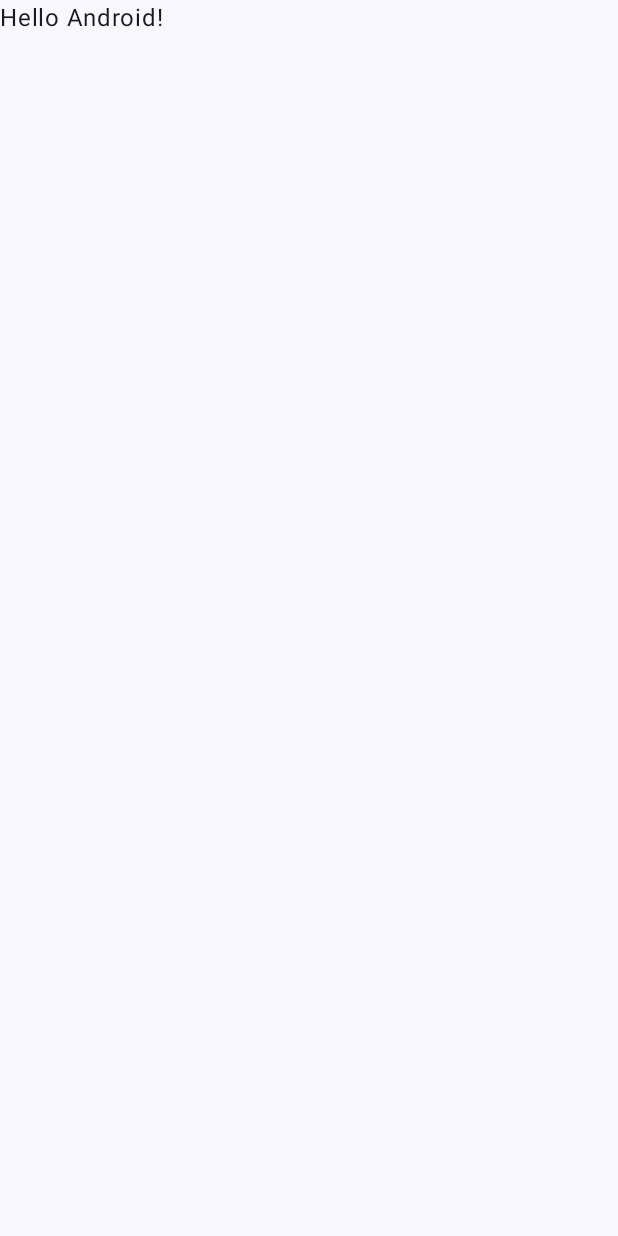
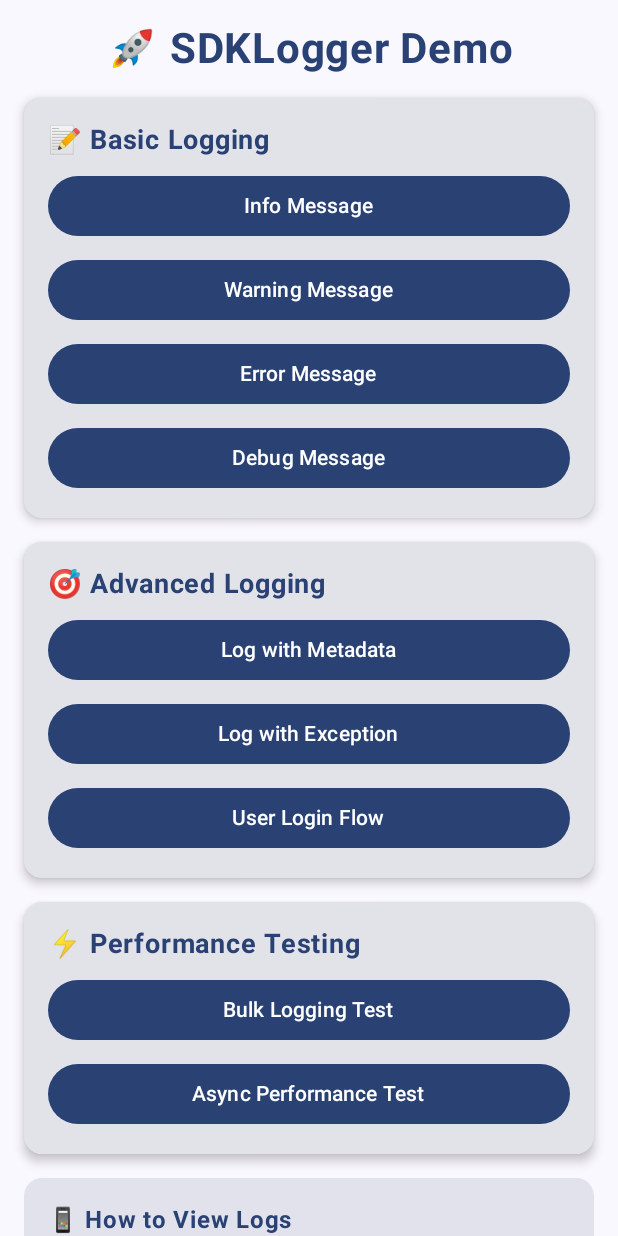
Before and after one commit to sarojsahu-dev/SdkLogger, an Android app built with Jetpack Compose: the screen it shows after launch (MainActivity), on a phone screen of 412 x 824 dp. Before the commit the screen is almost empty. Run offline under Robolectric (Android 15) with nearby library versions, the phone set to English and light mode, and no system bars.

Commit message:
add demo how to use this Paricular SDK

```diff
--- a/SdkLogger/src/main/java/com/logger/sdklogger/core/config/SDKLoggerConfig.kt
+++ b/SdkLogger/src/main/java/com/logger/sdklogger/core/config/SDKLoggerConfig.kt
@@ -5,6 +5,7 @@ import com.logger.sdklogger.core.interfaces.LogFormatter
 import com.logger.sdklogger.core.interfaces.LogInterceptor
 import com.logger.sdklogger.core.models.LogLevel
 import com.logger.sdklogger.destinations.ConsoleDestination
+import com.logger.sdklogger.formatters.DefaultLogFormatter
 
 /**
  * Configuration class for SDKLogger
--- a/app/build.gradle.kts
+++ b/app/build.gradle.kts
@@ -49,6 +49,9 @@ dependencies {
     implementation(libs.androidx.ui.graphics)
     implementation(libs.androidx.ui.tooling.preview)
     implementation(libs.androidx.material3)
+
+    implementation(project(":SdkLogger"))
+
     testImplementation(libs.junit)
     androidTestImplementation(libs.androidx.junit)
     androidTestImplementation(libs.androidx.espresso.core)
--- a/app/src/main/java/com/example/logger/MainActivity.kt
+++ b/app/src/main/java/com/example/logger/MainActivity.kt
@@ -11,37 +11,34 @@ import androidx.compose.material3.Text
 import androidx.compose.runtime.Composable
 import androidx.compose.ui.Modifier
 import androidx.compose.ui.tooling.preview.Preview
+import com.example.logger.demo.SDKLoggerScreen
 import com.example.logger.ui.theme.LoggerTheme
+import com.logger.sdklogger.core.SDKLogger
 
 class MainActivity : ComponentActivity() {
+
+    // Simple logger initialization
+    private val appLogger by lazy {
+        SDKLogger.getInstance("MyApp", "1.0.0")
+    }
+
     override fun onCreate(savedInstanceState: Bundle?) {
         super.onCreate(savedInstanceState)
+
+        // Initialize logger
+        appLogger.info("App", "Application started successfully")
+
         enableEdgeToEdge()
         setContent {
             LoggerTheme {
                 Scaffold(modifier = Modifier.fillMaxSize()) { innerPadding ->
-                    Greeting(
-                        name = "Android",
-                        modifier = Modifier.padding(innerPadding)
+                    // Use your SDKLogger demo screen
+                    SDKLoggerScreen(
+                        modifier = Modifier.padding(innerPadding),
+                        logger = appLogger
                     )
                 }
             }
         }
     }
 }
-
-@Composable
-fun Greeting(name: String, modifier: Modifier = Modifier) {
-    Text(
-        text = "Hello $name!",
-        modifier = modifier
-    )
-}
-
-@Preview(showBackground = true)
-@Composable
-fun GreetingPreview() {
-    LoggerTheme {
-        Greeting("Android")
-    }
-}
--- /dev/null
+++ b/app/src/main/java/com/example/logger/demo/AdvancedLoggingSection.kt
@@ -0,0 +1,63 @@
+package com.example.logger.demo
+
+import androidx.compose.foundation.layout.*
+import androidx.compose.material3.*
+import androidx.compose.runtime.Composable
+import androidx.compose.ui.Modifier
+import androidx.compose.ui.text.font.FontWeight
+import androidx.compose.ui.unit.dp
+import androidx.compose.ui.unit.sp
+import com.logger.sdklogger.core.SDKLogger
+
+@Composable
+fun AdvancedLoggingSection(logger: SDKLogger) {
+    Card(
+        modifier = Modifier.fillMaxWidth(),
+        elevation = CardDefaults.cardElevation(defaultElevation = 4.dp)
+    ) {
+        Column(
+            modifier = Modifier.padding(16.dp),
+            verticalArrangement = Arrangement.spacedBy(8.dp)
+        ) {
+            Text(
+                text = "🎯 Advanced Logging",
+                fontSize = 18.sp,
+                fontWeight = FontWeight.Bold,
+                color = MaterialTheme.colorScheme.primary
+            )
+
+            LogButton("Log with Metadata") {
+                logger.info("Purchase", "User made a purchase",
+                    metadata = mapOf(
+                        "productId" to "12345",
+                        "amount" to 99.99,
+                        "currency" to "USD",
+                        "timestamp" to System.currentTimeMillis()
+                    )
+                )
+            }
+
+            LogButton("Log with Exception") {
+                val exception = RuntimeException("Sample network error")
+                logger.error("Network", "Failed to connect to server",
+                    throwable = exception,
+                    metadata = mapOf(
+                        "url" to "https://api.example.com",
+                        "timeout" to 30000,
+                        "retryAttempt" to 3
+                    )
+                )
+            }
+
+            LogButton("User Login Flow") {
+                val sessionId = "session_${System.currentTimeMillis()}"
+                logger.info("Auth", "User login started",
+                    metadata = mapOf("sessionId" to sessionId))
+                logger.info("Auth", "Credentials validated",
+                    metadata = mapOf("sessionId" to sessionId))
+                logger.info("Auth", "Login successful",
+                    metadata = mapOf("sessionId" to sessionId, "userId" to "user123"))
+            }
+        }
+    }
+}
--- /dev/null
+++ b/app/src/main/java/com/example/logger/demo/BasicLoggingSection.kt
@@ -0,0 +1,46 @@
+package com.example.logger.demo
+
+import androidx.compose.foundation.layout.*
+import androidx.compose.material3.*
+import androidx.compose.runtime.Composable
+import androidx.compose.ui.Modifier
+import androidx.compose.ui.text.font.FontWeight
+import androidx.compose.ui.unit.dp
+import androidx.compose.ui.unit.sp
+import com.logger.sdklogger.core.SDKLogger
+
+@Composable
+fun BasicLoggingSection(logger: SDKLogger) {
+    Card(
+        modifier = Modifier.fillMaxWidth(),
+        elevation = CardDefaults.cardElevation(defaultElevation = 4.dp)
+    ) {
+        Column(
+            modifier = Modifier.padding(16.dp),
+            verticalArrangement = Arrangement.spacedBy(8.dp)
+        ) {
+            Text(
+                text = "📝 Basic Logging",
+                fontSize = 18.sp,
+                fontWeight = FontWeight.Bold,
+                color = MaterialTheme.colorScheme.primary
+            )
+
+            LogButton("Info Message") {
+                logger.info("UserAction", "User clicked info button")
+            }
+
+            LogButton("Warning Message") {
+                logger.warning("UserAction", "User clicked warning button")
+            }
+
+            LogButton("Error Message") {
+                logger.error("UserAction", "User clicked error button")
+            }
+
+            LogButton("Debug Message") {
+                logger.debug("UserAction", "User clicked debug button")
+            }
+        }
+    }
+}
--- /dev/null
+++ b/app/src/main/java/com/example/logger/demo/InfoSection.kt
@@ -0,0 +1,52 @@
+package com.example.logger.demo
+
+import androidx.compose.foundation.layout.*
+import androidx.compose.material3.*
+import androidx.compose.runtime.Composable
+import androidx.compose.ui.Modifier
+import androidx.compose.ui.text.font.FontWeight
+import androidx.compose.ui.unit.dp
+import androidx.compose.ui.unit.sp
+
+@Composable
+fun InfoSection() {
+    Card(
+        modifier = Modifier.fillMaxWidth(),
+        colors = CardDefaults.cardColors(
+            containerColor = MaterialTheme.colorScheme.surfaceVariant
+        )
+    ) {
+        Column(
+            modifier = Modifier.padding(16.dp)
+        ) {
+            Text(
+                text = "📱 How to View Logs",
+                fontWeight = FontWeight.Bold,
+                color = MaterialTheme.colorScheme.primary
+            )
+            Text(
+                text = "1. Open Android Studio\n" +
+                        "2. Click 'Logcat' tab at bottom\n" +
+                        "3. Filter by 'MyApp' to see your logs\n" +
+                        "4. Click buttons above and watch logs appear!",
+                fontSize = 14.sp,
+                color = MaterialTheme.colorScheme.onSurfaceVariant
+            )
+
+            Spacer(modifier = Modifier.height(8.dp))
+
+            Text(
+                text = "🔍 Example Log Output",
+                fontWeight = FontWeight.Bold,
+                color = MaterialTheme.colorScheme.primary
+            )
+            Text(
+                text = "[MyApp] UserAction: User clicked info button\n" +
+                        "[MyApp] Purchase: User made a purchase\n" +
+                        "  Metadata: productId=12345, amount=99.99",
+                fontSize = 12.sp,
+                color = MaterialTheme.colorScheme.onSurfaceVariant
+            )
+        }
+    }
+}
--- /dev/null
+++ b/app/src/main/java/com/example/logger/demo/LogButton.kt
@@ -0,0 +1,21 @@
+package com.example.logger.demo
+
+import androidx.compose.foundation.layout.fillMaxWidth
+import androidx.compose.material3.Button
+import androidx.compose.material3.Text
+import androidx.compose.runtime.Composable
+import androidx.compose.ui.Modifier
+
+@Composable
+fun LogButton(
+    text: String,
+    modifier: Modifier = Modifier,
+    onClick: () -> Unit
+) {
+    Button(
+        onClick = onClick,
+        modifier = modifier.fillMaxWidth()
+    ) {
+        Text(text = text)
+    }
+}
--- /dev/null
+++ b/app/src/main/java/com/example/logger/demo/MultiSDKSection.kt
@@ -0,0 +1,61 @@
+package com.example.logger.demo
+
+import androidx.compose.foundation.layout.*
+import androidx.compose.material3.*
+import androidx.compose.runtime.Composable
+import androidx.compose.ui.Modifier
+import androidx.compose.ui.text.font.FontWeight
+import androidx.compose.ui.unit.dp
+import androidx.compose.ui.unit.sp
+import com.logger.sdklogger.core.SDKLogger
+
+@Composable
+fun MultiSDKSection() {
+    // Create separate loggers for different SDKs
+    val paymentLogger = SDKLogger.getInstance("PaymentSDK", "2.1.0")
+    val authLogger = SDKLogger.getInstance("AuthSDK", "1.5.0")
+    val analyticsLogger = SDKLogger.getInstance("AnalyticsSDK", "3.0.0")
+
+    Card(
+        modifier = Modifier.fillMaxWidth(),
+        elevation = CardDefaults.cardElevation(defaultElevation = 4.dp)
+    ) {
+        Column(
+            modifier = Modifier.padding(16.dp),
+            verticalArrangement = Arrangement.spacedBy(8.dp)
+        ) {
+            Text(
+                text = "🏢 Multiple SDK Loggers",
+                fontSize = 18.sp,
+                fontWeight = FontWeight.Bold,
+                color = MaterialTheme.colorScheme.primary
+            )
+
+            Row(
+                modifier = Modifier.fillMaxWidth(),
+                horizontalArrangement = Arrangement.spacedBy(8.dp)
+            ) {
+                LogButton(
+                    text = "Payment SDK",
+                    modifier = Modifier.weight(1f)
+                ) {
+                    paymentLogger.info("Payment", "Processing payment",
+                        metadata = mapOf("amount" to 50.0, "currency" to "USD"))
+                }
+
+                LogButton(
+                    text = "Auth SDK",
+                    modifier = Modifier.weight(1f)
+                ) {
+                    authLogger.info("Auth", "User authentication",
+                        metadata = mapOf("method" to "oauth", "provider" to "google"))
+                }
+            }
+
+            LogButton("Analytics SDK") {
+                analyticsLogger.info("Analytics", "User event tracked",
+                    metadata = mapOf("event" to "button_click", "screen" to "home"))
+            }
+        }
+    }
+}
--- /dev/null
+++ b/app/src/main/java/com/example/logger/demo/PerformanceSection.kt
@@ -0,0 +1,94 @@
+package com.example.logger.demo
+
+import androidx.compose.foundation.layout.*
+import androidx.compose.material3.*
+import androidx.compose.runtime.*
+import androidx.compose.ui.Alignment
+import androidx.compose.ui.Modifier
+import androidx.compose.ui.text.font.FontWeight
+import androidx.compose.ui.unit.dp
+import androidx.compose.ui.unit.sp
+import com.logger.sdklogger.core.SDKLogger
+import kotlinx.coroutines.delay
+import kotlinx.coroutines.launch
+
+@Composable
+fun PerformanceSection(logger: SDKLogger) {
+    var isLoading by remember { mutableStateOf(false) }
+    val scope = rememberCoroutineScope()
+
+    Card(
+        modifier = Modifier.fillMaxWidth(),
+        elevation = CardDefaults.cardElevation(defaultElevation = 4.dp)
+    ) {
+        Column(
+            modifier = Modifier.padding(16.dp),
+            verticalArrangement = Arrangement.spacedBy(8.dp)
+        ) {
+            Text(
+                text = "⚡ Performance Testing",
+                fontSize = 18.sp,
+                fontWeight = FontWeight.Bold,
+                color = MaterialTheme.colorScheme.primary
+            )
+
+            LogButton("Bulk Logging Test") {
+                scope.launch {
+                    isLoading = true
+                    val startTime = System.currentTimeMillis()
+
+                    repeat(50) { i ->
+                        when (i % 4) {
+                            0 -> logger.info("BulkTest", "Info message $i")
+                            1 -> logger.debug("BulkTest", "Debug message $i")
+                            2 -> logger.warning("BulkTest", "Warning message $i")
+                            3 -> logger.error("BulkTest", "Error message $i")
+                        }
+                    }
+
+                    val duration = System.currentTimeMillis() - startTime
+                    logger.info("Performance", "Bulk test completed",
+                        metadata = mapOf(
+                            "totalMessages" to 50,
+                            "durationMs" to duration
+                        ))
+
+                    delay(500)
+                    isLoading = false
+                }
+            }
+
+            LogButton("Async Performance Test") {
+                scope.launch {
+                    isLoading = true
+                    val startTime = System.currentTimeMillis()
+
+                    repeat(100) { i ->
+                        logger.info("AsyncTest", "Async message $i",
+                            metadata = mapOf("messageIndex" to i))
+                    }
+
+                    val duration = System.currentTimeMillis() - startTime
+                    logger.info("Performance", "Async test completed",
+                        metadata = mapOf(
+                            "totalMessages" to 100,
+                            "durationMs" to duration,
+                            "averageMs" to duration.toDouble() / 100.0
+                        ))
+
+                    delay(300)
+                    isLoading = false
+                }
+            }
+
+            if (isLoading) {
+                Box(
+                    modifier = Modifier.fillMaxWidth(),
+                    contentAlignment = Alignment.Center
+                ) {
+                    CircularProgressIndicator()
+                }
+            }
+        }
+    }
+}
--- /dev/null
+++ b/app/src/main/java/com/example/logger/demo/SDKLoggerScreen.kt
@@ -0,0 +1,52 @@
+package com.example.logger.demo
+
+import androidx.compose.foundation.layout.*
+import androidx.compose.foundation.rememberScrollState
+import androidx.compose.foundation.verticalScroll
+import androidx.compose.material3.*
+import androidx.compose.runtime.*
+import androidx.compose.ui.Modifier
+import androidx.compose.ui.text.font.FontWeight
+import androidx.compose.ui.text.style.TextAlign
+import androidx.compose.ui.unit.dp
+import androidx.compose.ui.unit.sp
+import com.logger.sdklogger.core.SDKLogger
+
+@Composable
+fun SDKLoggerScreen(
+    modifier: Modifier = Modifier,
+    logger: SDKLogger
+) {
+    Column(
+        modifier = modifier
+            .fillMaxSize()
+            .verticalScroll(rememberScrollState())
+            .padding(16.dp),
+        verticalArrangement = Arrangement.spacedBy(16.dp)
+    ) {
+        // Header
+        Text(
+            text = "🚀 SDKLogger Demo",
+            fontSize = 28.sp,
+            fontWeight = FontWeight.Bold,
+            color = MaterialTheme.colorScheme.primary,
+            textAlign = TextAlign.Center,
+            modifier = Modifier.fillMaxWidth()
+        )
+
+        // Basic Logging Section
+        BasicLoggingSection(logger = logger)
+
+        // Advanced Logging Section
+        AdvancedLoggingSection(logger = logger)
+
+        // Performance Section
+        PerformanceSection(logger = logger)
+
+        // Info Section
+        InfoSection()
+
+        // MultiSDK Section
+        MultiSDKSection()
+    }
+}
```
